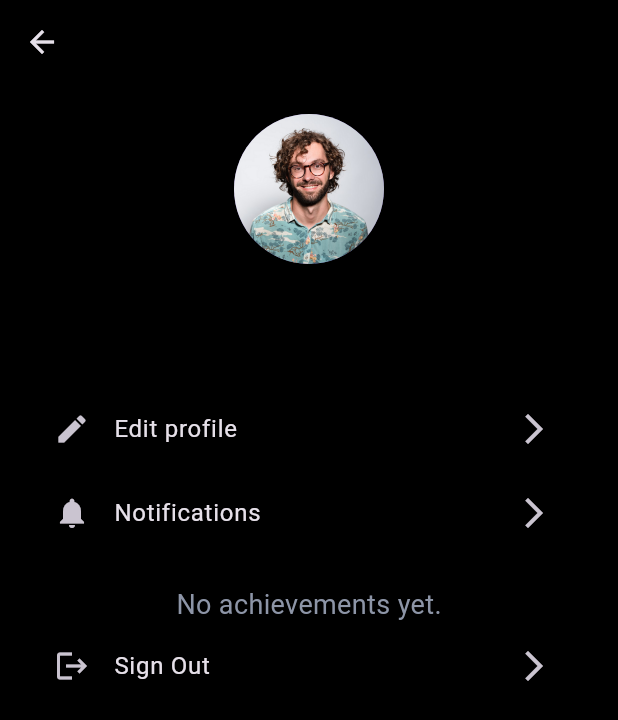
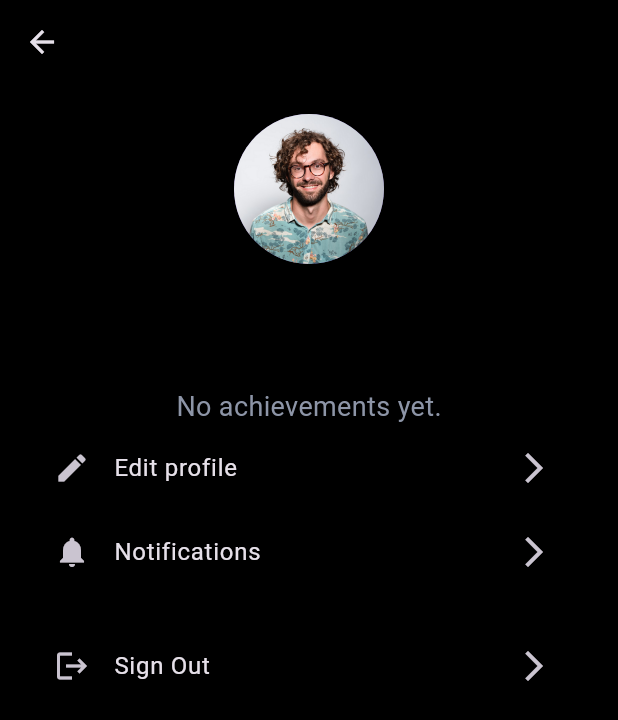
Before and after one commit to MAD-KU/fitness-bingo-app, a Flutter app: the UserProfileScreen screen opened directly, on a phone screen of 412 x 824 dp. Shown: the top 720 px of the screen. Run offline on Flutter 3.47's test engine with Material 3 defaults, Android fonts, the phone set to English and light mode, and no system bars; our stand-ins replace cloud_firestore, firebase_auth, firebase_core, flutter_dotenv; accounts and stored records are empty.

Commit message:
code for updated user profile and admin

```diff
--- /dev/null
+++ b/devtools_options.yaml
@@ -0,0 +1,3 @@
+description: This file stores settings for Dart & Flutter DevTools.
+documentation: https://docs.flutter.dev/tools/devtools/extensions#configure-extension-enablement-states
+extensions:
--- a/lib/screens/user_profile_screen.dart
+++ b/lib/screens/user_profile_screen.dart
@@ -26,9 +26,9 @@ class _UserProfileScreenState extends State<UserProfileScreen> {
     }
     currentUser = authController.currentUser!;
 
-    // Fetch achievements for the current user
+    // Fetch achievements for the current user only if not admin
     final currentUserId = authController.currentUser?.id;
-    if (currentUserId != null) {
+    if (currentUserId != null && currentUser.role != "admin") {
       Provider.of<AchievementController>(context, listen: false)
           .fetchAchievementsForUser(currentUserId);
     }
@@ -74,20 +74,9 @@ class _UserProfileScreenState extends State<UserProfileScreen> {
                 ),
               ),
               const SizedBox(height: 20),
-              ListTile(
-                leading: const Icon(Icons.edit),
-                title: const Text('Edit profile'),
-                trailing: const Icon(Icons.arrow_forward_ios),
-                onTap: () {},
-              ),
-              ListTile(
-                leading: const Icon(Icons.notifications),
-                title: const Text('Notifications'),
-                trailing: const Icon(Icons.arrow_forward_ios),
-                onTap: () {},
-              ),
-              const SizedBox(height: 20),
-              // Achievements Section
+
+              // Achievements Section (Conditional)
+              if (currentUser.role != "admin")
                 Consumer<AchievementController>(
                   builder: (context, achievementController, child) {
                     if (achievementController.isLoading) {
@@ -122,7 +111,8 @@ class _UserProfileScreenState extends State<UserProfileScreen> {
                             final achievement =
                             achievementController.achievements[index];
                             return ListTile(
-                            leading: Icon(Icons.star, color: Colors.amber),
+                              leading:
+                              Icon(Icons.star, color: Colors.amber),
                               title: Text(achievement.title ?? 'No Title'),
                               subtitle: Text(
                                   achievement.description ?? 'No Description'),
@@ -134,6 +124,19 @@ class _UserProfileScreenState extends State<UserProfileScreen> {
                   },
                 ),
 
+              ListTile(
+                leading: const Icon(Icons.edit),
+                title: const Text('Edit profile'),
+                trailing: const Icon(Icons.arrow_forward_ios),
+                onTap: () {},
+              ),
+              ListTile(
+                leading: const Icon(Icons.notifications),
+                title: const Text('Notifications'),
+                trailing: const Icon(Icons.arrow_forward_ios),
+                onTap: () {},
+              ),
+              const SizedBox(height: 20),
               ListTile(
                 leading: const Icon(Icons.logout),
                 title: const Text('Sign Out'),
```
Also changed, not shown: lib/screens/admin/manage_user/user_details_screen.dart (+1 -51 lines). Lines whose indentation alone changed are shown as unchanged.
